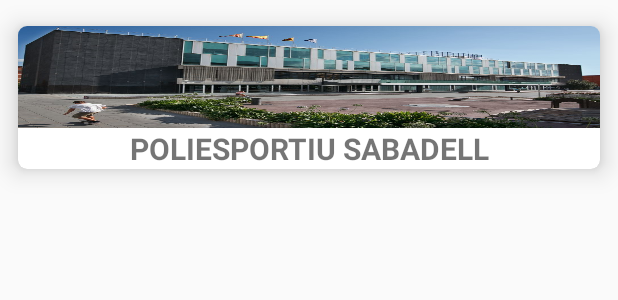
After one commit to xavijimenezmulet/EntiEspaisAndroid, an Android app: the layout cardview_instalacions.xml on its own in the app's theme, with its tools: preview values and no code run, on a phone screen of 412 x 824 dp. The commit adds this screen. Shown: the top 300 px of the screen. Run offline under Robolectric (Android 15) with nearby library versions, the phone set to English and light mode, and no system bars.

Commit message:
INSTALACIONES

```diff
--- a/app/build.gradle
+++ b/app/build.gradle
@@ -30,4 +30,5 @@ dependencies {
     testImplementation 'junit:junit:4.12'
     androidTestImplementation 'com.android.support.test:runner:1.0.2'
     androidTestImplementation 'com.android.support.test.espresso:espresso-core:3.0.2'
+    implementation 'com.google.android.gms:play-services-maps:16.1.0'
 }
--- /dev/null
+++ b/app/src/main/res/layout/cardview_instalacions.xml
@@ -0,0 +1,34 @@
+<?xml version="1.0" encoding="utf-8"?>
+<android.support.v7.widget.CardView xmlns:android="http://schemas.android.com/apk/res/android"
+                                    android:layout_width="match_parent"
+                                    android:layout_height="130dp"
+                                    xmlns:app="http://schemas.android.com/apk/res-auto"
+                                    app:cardCornerRadius="6dp"
+                                    app:cardElevation="10dp"
+                                    app:cardUseCompatPadding="true">
+
+    <LinearLayout
+        android:layout_width="match_parent"
+        android:layout_height="wrap_content"
+        android:orientation="vertical">
+
+        <ImageView
+            android:id="@+id/imatgeInstalacio"
+            android:layout_width="match_parent"
+            android:layout_height="0dp"
+            android:src="@drawable/ajuntament"
+            android:scaleType="fitXY"
+            android:layout_weight="2"/>
+
+        <TextView
+            android:id="@+id/nomInstalacio"
+            android:layout_width="match_parent"
+            android:layout_height="wrap_content"
+            android:gravity="center"
+            android:text="POLIESPORTIU SABADELL"
+            android:textStyle="bold"
+            android:textSize="20sp"/>
+
+    </LinearLayout>
+
+</android.support.v7.widget.CardView>
```
Also changed, not shown: app/src/main/java/com/example/cep/entiespaisandroid/fragments/AdapterInstalaciones.java (added, +84 -0 lines), app/src/main/java/com/example/cep/entiespaisandroid/fragments/InstalacionsFragment.java (+32 -0 lines), app/src/main/res/layout/fragment_instalacions.xml (+12 -0 lines).
